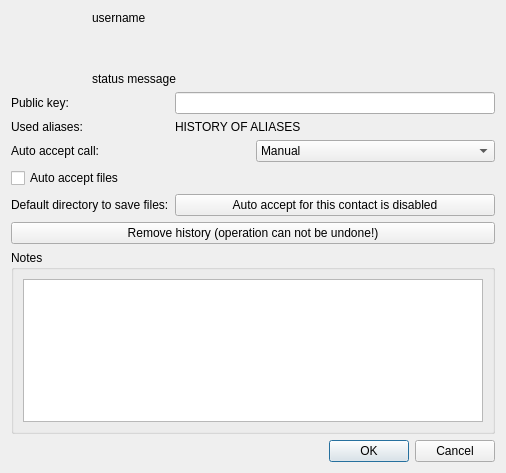
This is src/widget/about/aboutuser.ui in qTox/qTox as Qt 5 draws it before an edit. The edited form follows.
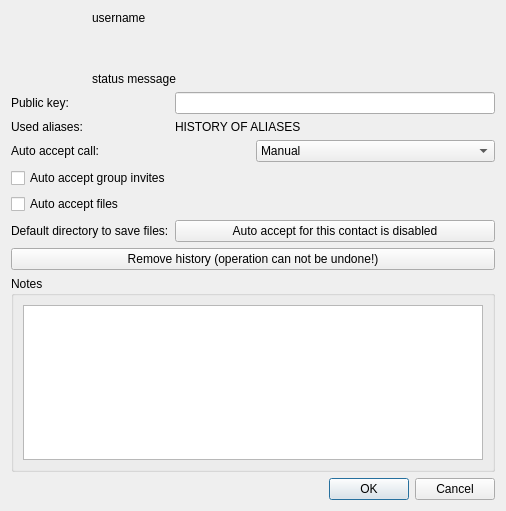
This is the edited form. Icons and pictures are not drawn.

Commit message:
feat(groups): add option to automatically accept groupchat invites
Allows to accept group chat invites from select contacts automatically.

fix #1197

```diff
--- a/src/widget/about/aboutuser.ui
+++ b/src/widget/about/aboutuser.ui
@@ -7,7 +7,7 @@
     <x>0</x>
     <y>0</y>
     <width>506</width>
-    <height>473</height>
+    <height>511</height>
    </rect>
   </property>
   <property name="windowTitle">
@@ -218,6 +218,16 @@
        </item>
       </layout>
      </item>
+     <item row="4" column="0" colspan="2">
+      <widget class="QCheckBox" name="autoGroupInvite">
+       <property name="accessibleDescription">
+        <string>Automatically accept group chat invitations from this contact if set.</string>
+       </property>
+       <property name="text">
+        <string>Auto accept group invites</string>
+       </property>
+      </widget>
+     </item>
     </layout>
    </item>
    <item>
```
The commit also changes 6 other files.
